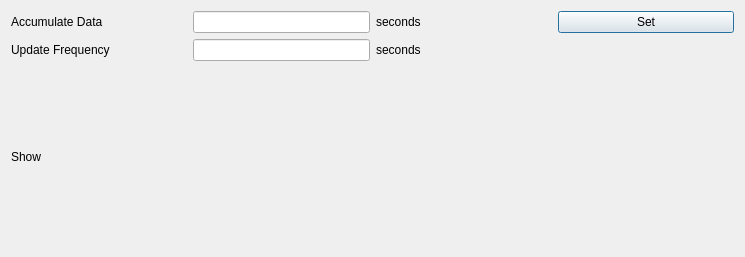
First picture: the form in pyvdrive/interface/gui/ui_LiveDataViewSetup.ui, repository neutrons/PyVDrive, before the edit.
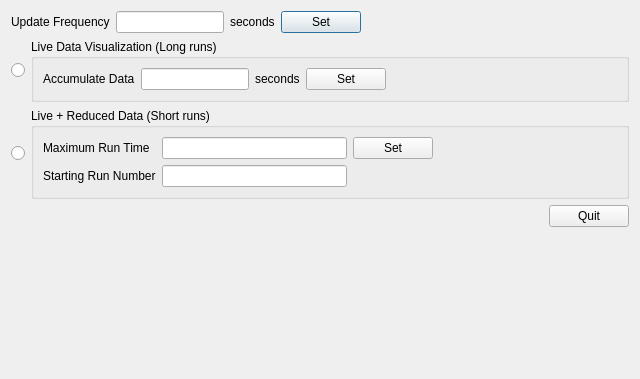
Second picture: the form after the edit.

Commit message: Refs #85. Improved the UI for live view relatied window and dialog.

The edit to the form file:
```diff
--- a/pyvdrive/interface/gui/ui_LiveDataViewSetup.ui
+++ b/pyvdrive/interface/gui/ui_LiveDataViewSetup.ui
@@ -6,21 +6,83 @@
    <rect>
     <x>0</x>
     <y>0</y>
-    <width>745</width>
-    <height>257</height>
+    <width>640</width>
+    <height>379</height>
    </rect>
   </property>
   <property name="windowTitle">
    <string>Dialog</string>
   </property>
+  <layout class="QGridLayout" name="gridLayout_4">
+   <item row="0" column="0">
+    <layout class="QHBoxLayout" name="horizontalLayout">
+     <item>
+      <widget class="QLabel" name="label_7">
+       <property name="text">
+        <string>Update Frequency</string>
+       </property>
+      </widget>
+     </item>
+     <item>
+      <widget class="QLineEdit" name="lineEdit_updateFreq">
+       <property name="sizePolicy">
+        <sizepolicy hsizetype="Preferred" vsizetype="Fixed">
+         <horstretch>0</horstretch>
+         <verstretch>0</verstretch>
+        </sizepolicy>
+       </property>
+       <property name="maximumSize">
+        <size>
+         <width>2000</width>
+         <height>16777215</height>
+        </size>
+       </property>
+      </widget>
+     </item>
+     <item>
+      <widget class="QLabel" name="label_4">
+       <property name="text">
+        <string>seconds</string>
+       </property>
+      </widget>
+     </item>
+     <item>
+      <widget class="QPushButton" name="pushButton">
+       <property name="text">
+        <string>Set</string>
+       </property>
+      </widget>
+     </item>
+     <item>
+      <spacer name="horizontalSpacer_2">
+       <property name="orientation">
+        <enum>Qt::Horizontal</enum>
+       </property>
+       <property name="sizeHint" stdset="0">
+        <size>
+         <width>40</width>
+         <height>20</height>
+        </size>
+       </property>
+      </spacer>
+     </item>
+    </layout>
+   </item>
+   <item row="1" column="0">
+    <layout class="QGridLayout" name="gridLayout_3">
+     <item row="0" column="0">
+      <widget class="QRadioButton" name="radioButton">
+       <property name="text">
+        <string/>
+       </property>
+      </widget>
+     </item>
+     <item row="0" column="1">
+      <widget class="QGroupBox" name="groupBox">
+       <property name="title">
+        <string>Live Data Visualization (Long runs)</string>
+       </property>
   <layout class="QGridLayout" name="gridLayout">
-   <item row="0" column="2">
-    <widget class="QLabel" name="label_8">
-     <property name="text">
-      <string>seconds</string>
-     </property>
-    </widget>
-   </item>
    <item row="0" column="1">
     <widget class="QLineEdit" name="lineEdit_collectionPeriod">
      <property name="sizePolicy">
@@ -37,6 +99,20 @@
      </property>
     </widget>
    </item>
+        <item row="0" column="2">
+         <widget class="QLabel" name="label_8">
+          <property name="text">
+           <string>seconds</string>
+          </property>
+         </widget>
+        </item>
+        <item row="0" column="3">
+         <widget class="QPushButton" name="pushButton_setLiveUpdate">
+          <property name="text">
+           <string>Set</string>
+          </property>
+         </widget>
+        </item>
    <item row="0" column="0">
     <widget class="QLabel" name="label_3">
      <property name="text">
@@ -44,49 +120,116 @@
      </property>
     </widget>
    </item>
-   <item row="1" column="1">
-    <widget class="QLineEdit" name="lineEdit_updateFreq">
-     <property name="sizePolicy">
-      <sizepolicy hsizetype="Preferred" vsizetype="Fixed">
-       <horstretch>0</horstretch>
-       <verstretch>0</verstretch>
-      </sizepolicy>
-     </property>
-     <property name="maximumSize">
+        <item row="0" column="4">
+         <spacer name="horizontalSpacer_3">
+          <property name="orientation">
+           <enum>Qt::Horizontal</enum>
+          </property>
+          <property name="sizeHint" stdset="0">
       <size>
-       <width>2000</width>
-       <height>16777215</height>
-      </size>
-     </property>
-    </widget>
-   </item>
-   <item row="1" column="2">
-    <widget class="QLabel" name="label_4">
-     <property name="text">
-      <string>seconds</string>
-     </property>
-    </widget>
-   </item>
-   <item row="0" column="3">
-    <widget class="QPushButton" name="pushButton">
-     <property name="text">
-      <string>Set</string>
-     </property>
+            <width>40</width>
+            <height>20</height>
+           </size>
+          </property>
+         </spacer>
+        </item>
+       </layout>
     </widget>
    </item>
    <item row="1" column="0">
-    <widget class="QLabel" name="label_7">
+      <widget class="QRadioButton" name="radioButton_2">
      <property name="text">
-      <string>Update Frequency</string>
+        <string/>
      </property>
     </widget>
    </item>
-   <item row="2" column="0">
+     <item row="1" column="1">
+      <widget class="QGroupBox" name="groupBox_2">
+       <property name="title">
+        <string>Live + Reduced Data (Short runs)</string>
+       </property>
+       <layout class="QGridLayout" name="gridLayout_2">
+        <item row="0" column="0">
     <widget class="QLabel" name="label">
      <property name="text">
-      <string>Show</string>
-     </property>
-    </widget>
+           <string>Maximum Run Time</string>
+          </property>
+         </widget>
+        </item>
+        <item row="0" column="1">
+         <widget class="QLineEdit" name="lineEdit_maxRunTime"/>
+        </item>
+        <item row="0" column="2">
+         <widget class="QPushButton" name="pushButton_setupMix2D">
+          <property name="text">
+           <string>Set</string>
+          </property>
+         </widget>
+        </item>
+        <item row="1" column="0">
+         <widget class="QLabel" name="label_2">
+          <property name="text">
+           <string>Starting Run Number</string>
+          </property>
+         </widget>
+        </item>
+        <item row="1" column="1">
+         <widget class="QLineEdit" name="lineEdit_run0"/>
+        </item>
+        <item row="0" column="3">
+         <spacer name="horizontalSpacer_4">
+          <property name="orientation">
+           <enum>Qt::Horizontal</enum>
+          </property>
+          <property name="sizeHint" stdset="0">
+           <size>
+            <width>40</width>
+            <height>20</height>
+           </size>
+          </property>
+         </spacer>
+        </item>
+       </layout>
+      </widget>
+     </item>
+    </layout>
+   </item>
+   <item row="2" column="0">
+    <layout class="QHBoxLayout" name="horizontalLayout_2">
+     <item>
+      <spacer name="horizontalSpacer">
+       <property name="orientation">
+        <enum>Qt::Horizontal</enum>
+       </property>
+       <property name="sizeHint" stdset="0">
+        <size>
+         <width>40</width>
+         <height>20</height>
+        </size>
+       </property>
+      </spacer>
+     </item>
+     <item>
+      <widget class="QPushButton" name="pushButton_quit">
+       <property name="text">
+        <string>Quit</string>
+       </property>
+      </widget>
+     </item>
+    </layout>
+   </item>
+   <item row="3" column="0">
+    <spacer name="verticalSpacer">
+     <property name="orientation">
+      <enum>Qt::Vertical</enum>
+     </property>
+     <property name="sizeHint" stdset="0">
+      <size>
+       <width>20</width>
+       <height>40</height>
+      </size>
+     </property>
+    </spacer>
    </item>
   </layout>
  </widget>
```
Lines whose indentation alone changed are shown as unchanged. The commit also changes 2 other files.
